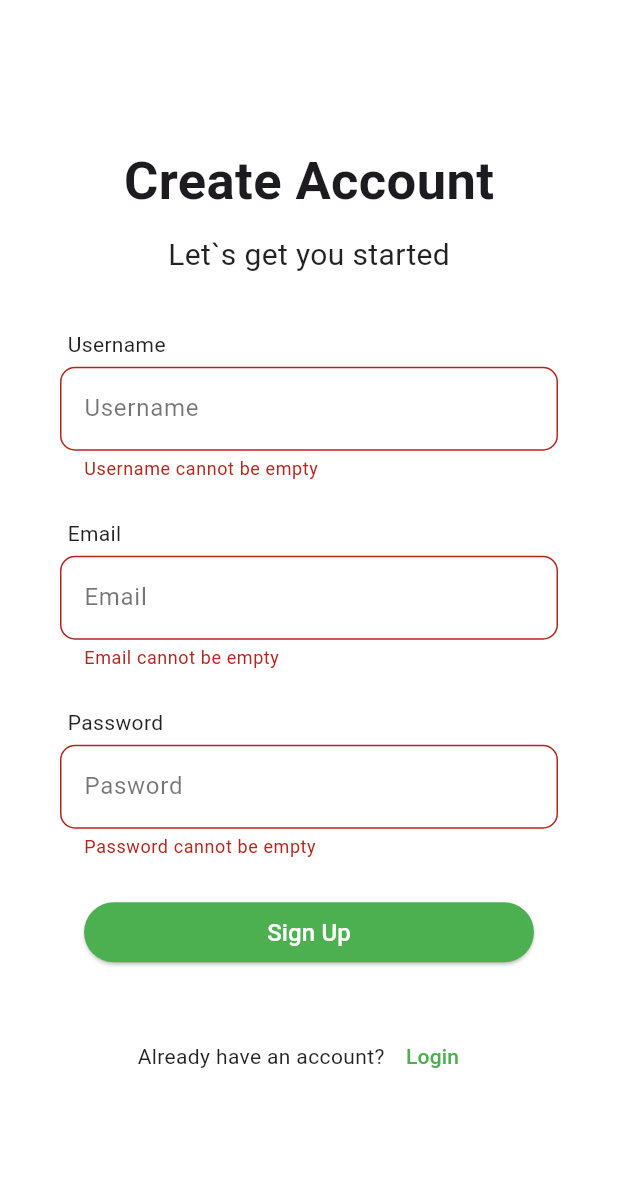
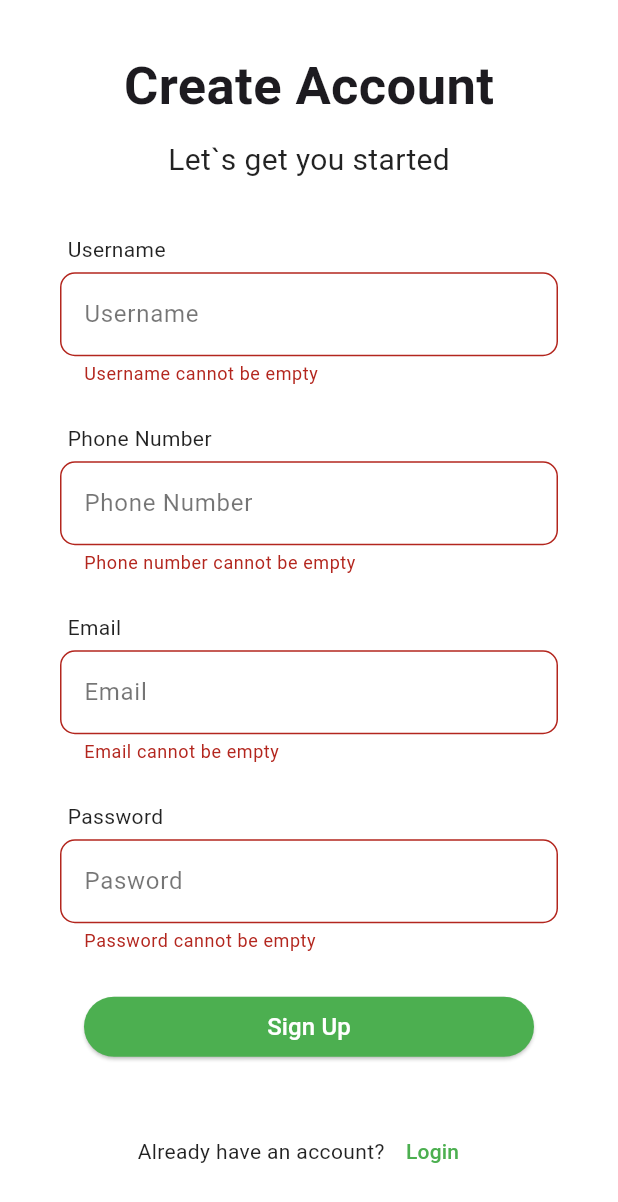
Before and after one commit to muhammednaseemtk/Medical_Reminder-v1, a Flutter app: the screen it shows after launch, after a tap on "Sign Up", on a phone screen of 412 x 824 dp. Shown: the top 1202 px of the screen. Run offline on Flutter 3.47's test engine with Material 3 defaults, Android fonts, the phone set to English and light mode, and no system bars; our stand-ins replace hive, hive_flutter; missing offline and left inert: enefty_icons, horizontal_week_calendar; accounts and stored records are empty.

Commit message:
new file

```diff
--- a/medical_reminder/lib/main.dart
+++ b/medical_reminder/lib/main.dart
@@ -43,7 +43,7 @@ class MyApp extends StatelessWidget {
   Widget build(BuildContext context) {
     return MaterialApp(
       debugShowCheckedModeBanner: false,
-      initialRoute: AppRoute.splash,
+      initialRoute: AppRoute.signUp,
 
       routes: {
         AppRoute.splash: (context) => const SplashScreen(),
--- a/medical_reminder/lib/presentation/auth/model/user_model.dart
+++ b/medical_reminder/lib/presentation/auth/model/user_model.dart
@@ -13,9 +13,13 @@ class UserModel {
   @HiveField(2)
   String password;
 
+  @HiveField(3)
+  String phoneNumber;
+
   UserModel({
     required this.username,
     required this.email,
-    required this.password
+    required this.password,
+    required this.phoneNumber
   });
 }
--- a/medical_reminder/lib/presentation/auth/sign_up/view/sign_up_screen.dart
+++ b/medical_reminder/lib/presentation/auth/sign_up/view/sign_up_screen.dart
@@ -17,6 +17,7 @@ class _SignUpScreenState extends State<SignUpScreen> {
   final TextEditingController _usernameController = TextEditingController();
   final TextEditingController _emailController = TextEditingController();
   final TextEditingController _passwordController = TextEditingController();
+  final TextEditingController _phoneNumberController = TextEditingController();
   final signUpText = TextConstant.signUp;
   final formKey = GlobalKey<FormState>();
   @override
@@ -56,6 +57,20 @@ class _SignUpScreenState extends State<SignUpScreen> {
                         },
                       ),
                       CustomTextField(
+                        text: 'Phone Number',
+                        text1: 'Phone Number',
+                        controller: _phoneNumberController,
+                        validator: (value) {
+                          if(value == null || value.isEmpty) {
+                            return 'Phone number cannot be empty';
+                          }else if(value.length < 10) {
+                            return 'this not 10 numbers';
+                          }else {
+                            return null;
+                          }
+                        },
+                      ),
+                      CustomTextField(
                         text: 'Email',
                         text1: 'Email',
                         controller: _emailController,
@@ -91,6 +106,7 @@ class _SignUpScreenState extends State<SignUpScreen> {
                               username: _usernameController.text.trim(),
                               email: _emailController.text.trim(),
                               password: _passwordController.text.trim(),
+                              phoneNumber: _phoneNumberController.text.trim()
                             );
                             final check = await userFunc.addUser(newUser);
                             if (check) {
@@ -102,9 +118,9 @@ class _SignUpScreenState extends State<SignUpScreen> {
                                 context,
                               ).showSnackBar(SnackBar(content: Text('Sucess')));
                             } else {
-                              ScaffoldMessenger.of(
-                                context,
-                              ).showSnackBar(SnackBar(content: Text('Something when wrong')));
+                              ScaffoldMessenger.of(context).showSnackBar(
+                                SnackBar(content: Text('Something when wrong')),
+                              );
                             }
                           }
                         },
```
Also changed, not shown: medical_reminder/lib/presentation/auth/model/user_model.g.dart.
